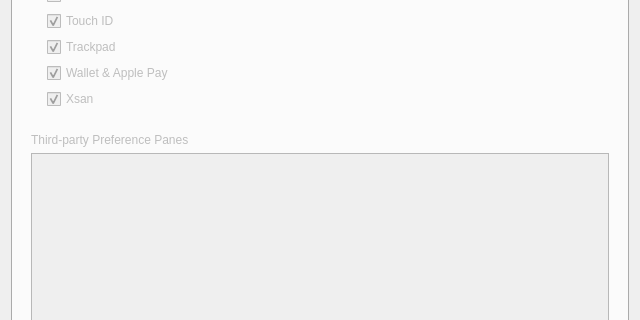
fw-dev/translations, file FWAdminLib/Configurator/RestrictionsOSXForm.ui: the form before one commit; both pictures show x 0 to 640 and y 1079 to 1399 of the 640 by 1563 pixel window.
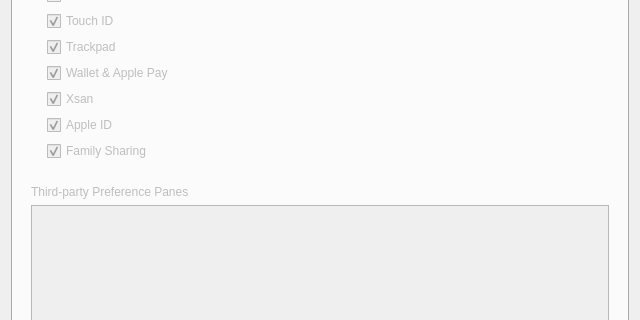
The form after the commit. Icons and pictures are not drawn. Custom widgets are drawn as their Qt base class.

What changed in the file:
```diff
--- a/FWAdminLib/Configurator/RestrictionsOSXForm.ui
+++ b/FWAdminLib/Configurator/RestrictionsOSXForm.ui
@@ -664,6 +664,34 @@
               </property>
              </widget>
             </item>
+            <item>
+             <widget class="QCheckBox" name="appleID">
+              <property name="text">
+               <string>Apple ID</string>
+              </property>
+              <property name="icon">
+               <iconset resource="Configurator.qrc">
+                <normaloff>:/assets/restrictions/appleid.png</normaloff>:/assets/restrictions/appleid.png</iconset>
+              </property>
+              <property name="checked">
+               <bool>true</bool>
+              </property>
+             </widget>
+            </item>
+            <item>
+             <widget class="QCheckBox" name="familySharing">
+              <property name="text">
+               <string>Family Sharing</string>
+              </property>
+              <property name="icon">
+               <iconset resource="Configurator.qrc">
+                <normaloff>:/assets/restrictions/familysharing.jpeg</normaloff>:/assets/restrictions/familysharing.jpeg</iconset>
+              </property>
+              <property name="checked">
+               <bool>true</bool>
+              </property>
+             </widget>
+            </item>
            </layout>
           </widget>
          </item>
```
Left out of the diff: 7 changed lines with no effect on the pictures.
